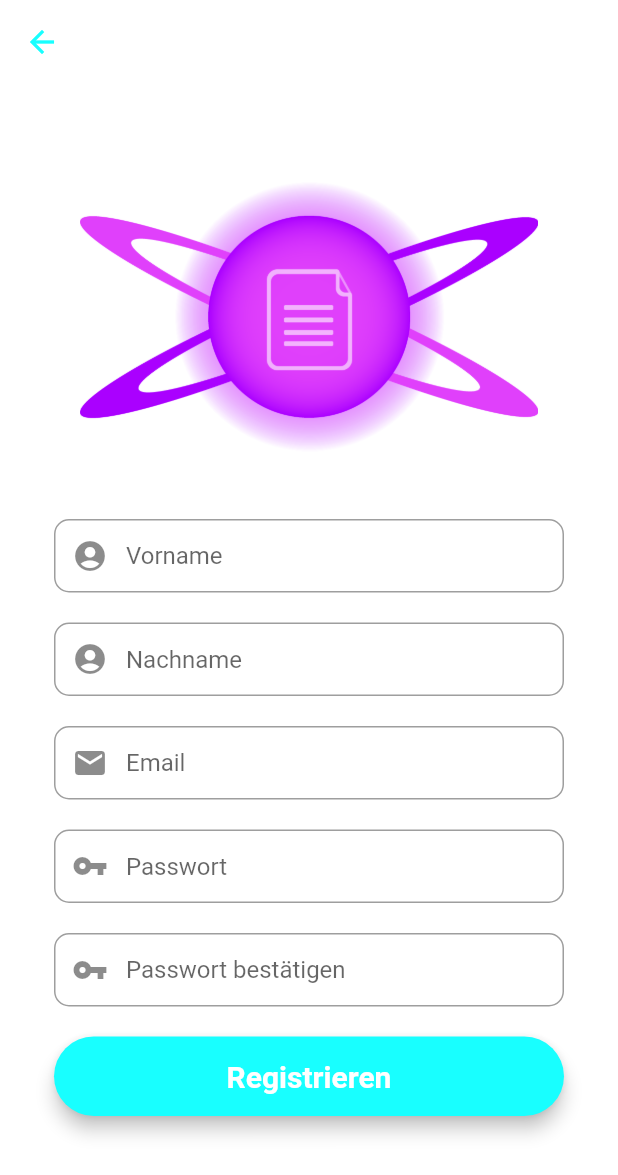
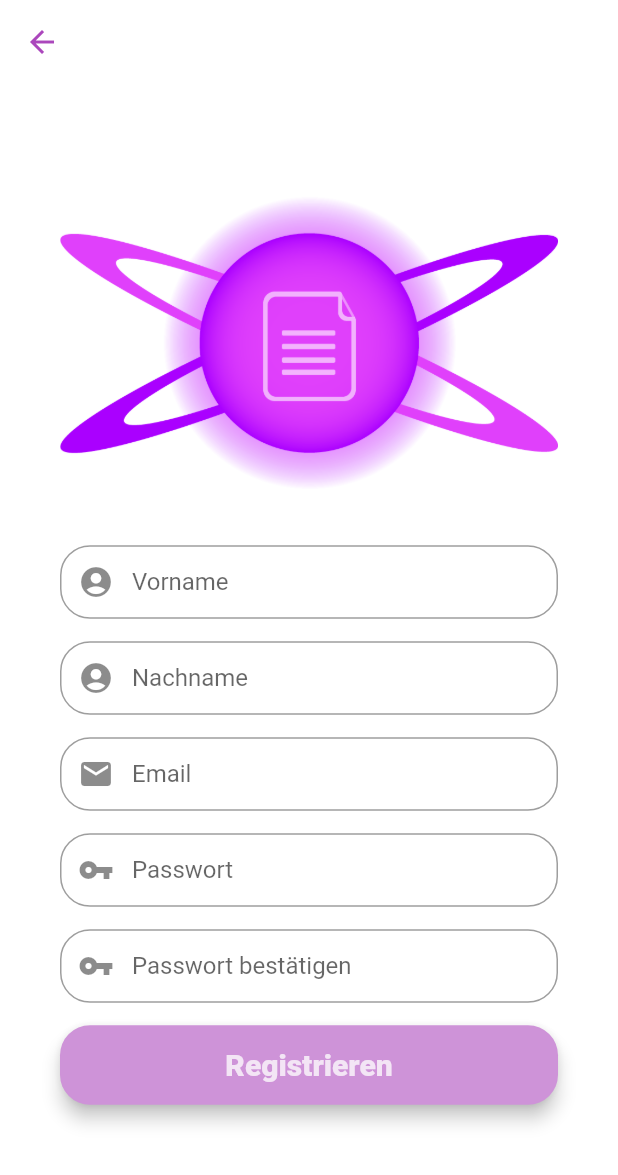
Before and after one commit to haUk2/file_manager, a Flutter app: the screen it shows after launch, after a tap on "Registrieren", on a phone screen of 412 x 824 dp. Shown: the top 1175 px of the screen. Run offline on Flutter 3.47's test engine with Material 2 defaults, Android fonts, the phone set to English and light mode, and no system bars; our stand-ins replace cloud_firestore, file_picker, firebase_auth, firebase_core, firebase_storage, fluttertoast; accounts and stored records are empty.

Commit message:
Design HomeScreen

```diff
--- a/lib/config/palette.dart
+++ b/lib/config/palette.dart
@@ -1,11 +1,6 @@
 import 'package:flutter/painting.dart';
 
 class Palette {
-  static const Color backgroundColorappbar = Color(0xFF90A4AE);
-  static const Color backbutton = Color(0xFF546E7A);
-  static const Color backgroundColorbody = Color(0xFFB0BEC5);
-  static const Color bodyschrift = Color(0xFF455A64);
-
   static const Color purple1 = Color(0xFFF3E5F5);
   static const Color purple2 = Color(0xFFE1BEE7);
   static const Color purple3 = Color(0xFFCE93D8);
--- a/lib/main.dart
+++ b/lib/main.dart
@@ -17,7 +17,7 @@ class MyApp extends StatelessWidget {
     return MaterialApp(
       title: 'File Manager',
       theme: ThemeData(
-        primarySwatch: Colors.red,
+        primarySwatch: Colors.purple,
       ),
       home: WelcomeScreen(),
     );
--- a/lib/screens/registration_screen.dart
+++ b/lib/screens/registration_screen.dart
@@ -4,6 +4,7 @@ import 'package:email_passwort_login/screens/home_screen.dart';
 import 'package:firebase_auth/firebase_auth.dart';
 import 'package:flutter/material.dart';
 import 'package:fluttertoast/fluttertoast.dart';
+import 'package:email_passwort_login/config/palette.dart';
 
 class RegistrationScreen extends StatefulWidget {
   const RegistrationScreen({Key? key}) : super(key: key);
@@ -50,7 +51,7 @@ class _RegistrationScreenState extends State<RegistrationScreen> {
           contentPadding: const EdgeInsets.fromLTRB(20, 15, 20, 15),
           hintText: "Vorname",
           border: OutlineInputBorder(
-            borderRadius: BorderRadius.circular(10),
+            borderRadius: BorderRadius.circular(20),
           ),
         ));
     //second name field
@@ -73,7 +74,7 @@ class _RegistrationScreenState extends State<RegistrationScreen> {
           contentPadding: const EdgeInsets.fromLTRB(20, 15, 20, 15),
           hintText: "Nachname",
           border: OutlineInputBorder(
-            borderRadius: BorderRadius.circular(10),
+            borderRadius: BorderRadius.circular(20),
           ),
         ));
     // email field
@@ -101,7 +102,7 @@ class _RegistrationScreenState extends State<RegistrationScreen> {
           contentPadding: const EdgeInsets.fromLTRB(20, 15, 20, 15),
           hintText: "Email",
           border: OutlineInputBorder(
-            borderRadius: BorderRadius.circular(10),
+            borderRadius: BorderRadius.circular(20),
           ),
         ));
     // password field
@@ -127,7 +128,7 @@ class _RegistrationScreenState extends State<RegistrationScreen> {
           contentPadding: const EdgeInsets.fromLTRB(20, 15, 20, 15),
           hintText: "Passwort",
           border: OutlineInputBorder(
-            borderRadius: BorderRadius.circular(10),
+            borderRadius: BorderRadius.circular(20),
           ),
         ));
     // confirm password field
@@ -151,15 +152,15 @@ class _RegistrationScreenState extends State<RegistrationScreen> {
           contentPadding: const EdgeInsets.fromLTRB(20, 15, 20, 15),
           hintText: "Passwort bestätigen",
           border: OutlineInputBorder(
-            borderRadius: BorderRadius.circular(10),
+            borderRadius: BorderRadius.circular(20),
           ),
         ));
 
     //signup button
     final signUpButton = Material(
       elevation: 5,
-      borderRadius: BorderRadius.circular(30),
-      color: Colors.cyanAccent,
+      borderRadius: BorderRadius.circular(20),
+      color: Palette.purple3,
       child: MaterialButton(
         padding: const EdgeInsets.fromLTRB(20, 15, 20, 15),
         minWidth: MediaQuery.of(context).size.width,
@@ -170,7 +171,9 @@ class _RegistrationScreenState extends State<RegistrationScreen> {
           "Registrieren",
           textAlign: TextAlign.center,
           style: TextStyle(
-              fontSize: 20, color: Colors.white, fontWeight: FontWeight.bold),
+              fontSize: 20,
+              color: Palette.purple1,
+              fontWeight: FontWeight.w800),
         ),
       ),
     );
@@ -178,10 +181,10 @@ class _RegistrationScreenState extends State<RegistrationScreen> {
     return Scaffold(
       backgroundColor: Colors.white,
       appBar: AppBar(
-        backgroundColor: Colors.transparent,
+        backgroundColor: Colors.white,
         elevation: 0,
         leading: IconButton(
-          icon: const Icon(Icons.arrow_back, color: Colors.cyanAccent),
+          icon: const Icon(Icons.arrow_back, color: Palette.purple5),
           onPressed: () {
             // passing this to our root
             Navigator.of(context).pop();
@@ -193,7 +196,7 @@ class _RegistrationScreenState extends State<RegistrationScreen> {
           child: Container(
             color: Colors.white,
             child: Padding(
-              padding: const EdgeInsets.all(36.0),
+              padding: const EdgeInsets.all(40.0),
               child: Form(
                 key: _formKey,
                 child: Column(
@@ -201,22 +204,22 @@ class _RegistrationScreenState extends State<RegistrationScreen> {
                   crossAxisAlignment: CrossAxisAlignment.center,
                   children: <Widget>[
                     SizedBox(
-                        height: 180,
+                        height: 200,
                         child: Image.asset(
                           "assets/logo.png",
                           fit: BoxFit.contain,
                         )),
-                    const SizedBox(height: 45),
+                    const SizedBox(height: 35),
                     firstNameField,
-                    const SizedBox(height: 20),
+                    const SizedBox(height: 15),
                     secondNameField,
-                    const SizedBox(height: 20),
+                    const SizedBox(height: 15),
                     emailField,
-                    const SizedBox(height: 20),
+                    const SizedBox(height: 15),
                     passwordField,
-                    const SizedBox(height: 20),
+                    const SizedBox(height: 15),
                     confirmPasswordField,
-                    const SizedBox(height: 20),
+                    const SizedBox(height: 15),
                     signUpButton,
                     const SizedBox(height: 15),
                   ],
--- a/lib/screens/welcome_screen.dart
+++ b/lib/screens/welcome_screen.dart
@@ -1,9 +1,7 @@
+import 'package:email_passwort_login/config/palette.dart';
 import 'package:flutter/material.dart';
-
 import 'package:email_passwort_login/screens/login_screen.dart';
 import 'package:email_passwort_login/screens/registration_screen.dart';
-
-import 'package:fluttertoast/fluttertoast.dart';
 
 class WelcomeScreen extends StatefulWidget {
   const WelcomeScreen({Key? key}) : super(key: key);
@@ -13,55 +11,55 @@ class WelcomeScreen extends StatefulWidget {
 }
 
 class _WelcomeScreenState extends State<WelcomeScreen> {
-
   final _formKey = GlobalKey<FormState>();
-
 
   @override
   Widget build(BuildContext context) {
-
-
     final loginButton = Material(
       elevation: 5,
-      borderRadius: BorderRadius.circular(30),
-      color: Colors.cyanAccent,
+      borderRadius: BorderRadius.circular(20),
+      color: Palette.purple3,
       child: MaterialButton(
         padding: const EdgeInsets.fromLTRB(20, 15, 20, 15),
         minWidth: MediaQuery.of(context).size.width,
         onPressed: () {
           Navigator.push(context,
-            MaterialPageRoute(builder: (context) => const RegistrationScreen()));
+              MaterialPageRoute(builder: (context) => const LoginScreen()));
+        },
+        child: const Text(
+          "Einloggen",
+          textAlign: TextAlign.center,
+          style: TextStyle(
+              fontSize: 20,
+              color: Palette.purple1,
+              fontWeight: FontWeight.w800),
+        ),
+      ),
+    );
+
+    final registrationButton = Material(
+      elevation: 5,
+      borderRadius: BorderRadius.circular(20),
+      color: Palette.purple3,
+      child: MaterialButton(
+        padding: const EdgeInsets.fromLTRB(20, 15, 20, 15),
+        minWidth: MediaQuery.of(context).size.width,
+        onPressed: () {
+          Navigator.push(
+              context,
+              MaterialPageRoute(
+                  builder: (context) => const RegistrationScreen()));
         },
         child: const Text(
           "Registrieren",
           textAlign: TextAlign.center,
           style: TextStyle(
-              fontSize: 20, color: Colors.white, fontWeight: FontWeight.bold),
+              fontSize: 20,
+              color: Palette.purple1,
+              fontWeight: FontWeight.w800),
         ),
       ),
     );
-
-final registrationButton = Material(
-      elevation: 5,
-      borderRadius: BorderRadius.circular(30),
-      color: Colors.cyanAccent,
-      child: MaterialButton(
-        padding: const EdgeInsets.fromLTRB(20, 15, 20, 15),
-        minWidth: MediaQuery.of(context).size.width,
-        onPressed: () {
-          Navigator.push(context,
-            MaterialPageRoute(builder: (context) => const LoginScreen()));
-        },
-        child: const Text(
-          "Einloggen",
-          textAlign: TextAlign.center,
-          style: TextStyle(
-              fontSize: 20, color: Colors.white, fontWeight: FontWeight.bold),
-        ),
-      ),
-    );
-
-
 
     return Scaffold(
       backgroundColor: Colors.white,
@@ -70,7 +68,7 @@ final registrationButton = Material(
           child: Container(
             color: Colors.white,
             child: Padding(
-              padding: const EdgeInsets.all(36.0),
+              padding: const EdgeInsets.all(40.0),
               child: Form(
                 key: _formKey,
                 child: Column(
@@ -83,12 +81,10 @@ final registrationButton = Material(
                           "assets/logo.png",
                           fit: BoxFit.contain,
                         )),
-
                     const SizedBox(height: 35),
                     loginButton,
                     const SizedBox(height: 35),
                     registrationButton,
-
                   ],
                 ),
               ),
```
Also changed, not shown: lib/screens/home_screen.dart (+44 -28 lines), lib/screens/login_screen.dart (+27 -12 lines).
